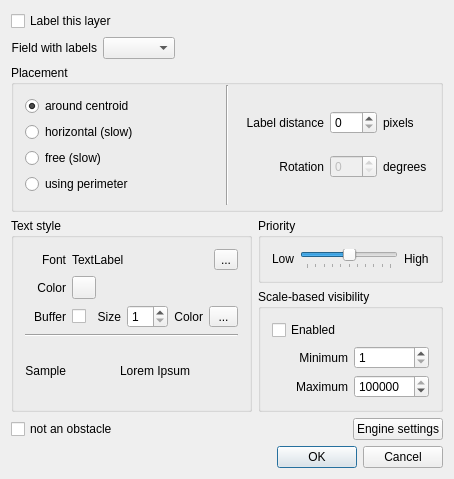
Before: the Qt Designer form src/plugins/labeling/labelingguibase.ui in qgis/QGIS, drawn with Qt 5.
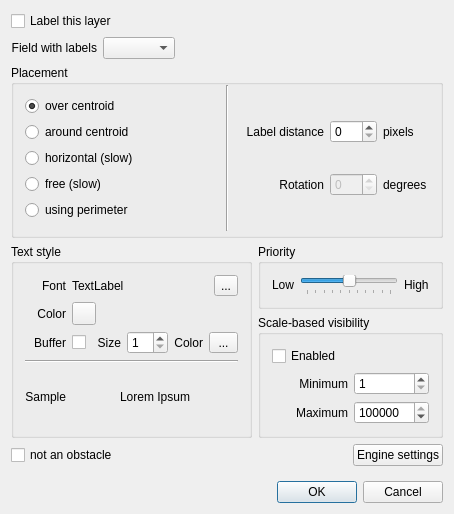
After: the same form once the commit is applied. The open tabs and pages were chosen to show the change. Icons and pictures are not drawn. Custom widgets are drawn as their Qt base class.

Commit message: Added over point / over centroid placement. Instead of creating candidates around the point it creates candidates "on top" of the point.

```diff
--- a/src/plugins/labeling/labelingguibase.ui
+++ b/src/plugins/labeling/labelingguibase.ui
@@ -7,7 +7,7 @@
     <x>0</x>
     <y>0</y>
     <width>454</width>
-    <height>474</height>
+    <height>514</height>
    </rect>
   </property>
   <property name="windowTitle">
@@ -129,14 +129,21 @@
         </widget>
         <widget class="QWidget" name="pagePolygon">
          <layout class="QVBoxLayout" name="verticalLayout_4">
+          <item>
+           <widget class="QRadioButton" name="radOverCentroid">
+            <property name="text">
+             <string>over centroid</string>
+            </property>
+            <property name="checked">
+             <bool>true</bool>
+            </property>
+           </widget>
+          </item>
           <item>
            <widget class="QRadioButton" name="radAroundCentroid">
             <property name="text">
              <string>around centroid</string>
             </property>
-            <property name="checked">
-             <bool>true</bool>
-            </property>
            </widget>
           </item>
           <item>
```
Left out of the diff: 5 changed lines with no effect on the pictures. The commit also changes 6 other files.
